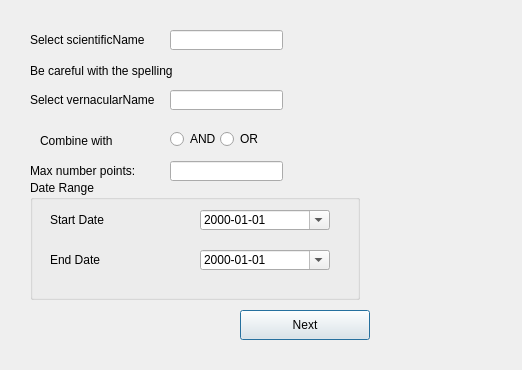
Qt form WFS_search.ui (albabjorkman/GIT-project) before a commit.
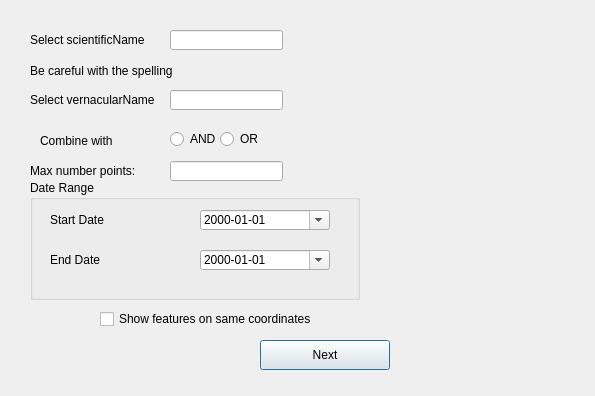
The same form after that commit.

Commit message: added function to decide if what feature on same coordinates

Diff of the .ui file:
```diff
--- a/WFS_search.ui
+++ b/WFS_search.ui
@@ -6,8 +6,8 @@
    <rect>
     <x>0</x>
     <y>0</y>
-    <width>522</width>
-    <height>370</height>
+    <width>595</width>
+    <height>396</height>
    </rect>
   </property>
   <property name="windowTitle">
@@ -16,8 +16,8 @@
   <widget class="QPushButton" name="loadDataButton">
    <property name="geometry">
     <rect>
-     <x>240</x>
-     <y>310</y>
+     <x>260</x>
+     <y>340</y>
      <width>130</width>
      <height>30</height>
     </rect>
@@ -218,6 +218,19 @@
     <string>Combine with</string>
    </property>
   </widget>
+  <widget class="QCheckBox" name="checkBox">
+   <property name="geometry">
+    <rect>
+     <x>100</x>
+     <y>310</y>
+     <width>231</width>
+     <height>18</height>
+    </rect>
+   </property>
+   <property name="text">
+    <string>Show features on same coordinates</string>
+   </property>
+  </widget>
  </widget>
  <resources/>
  <connections/>
```
The commit also changes 2 other files.
